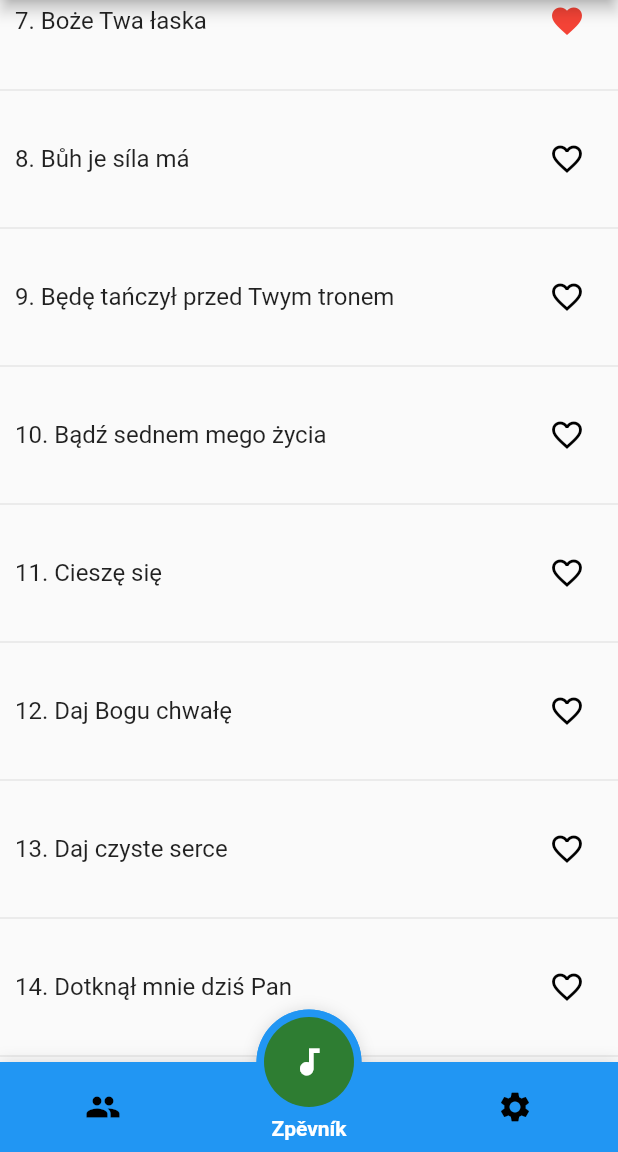
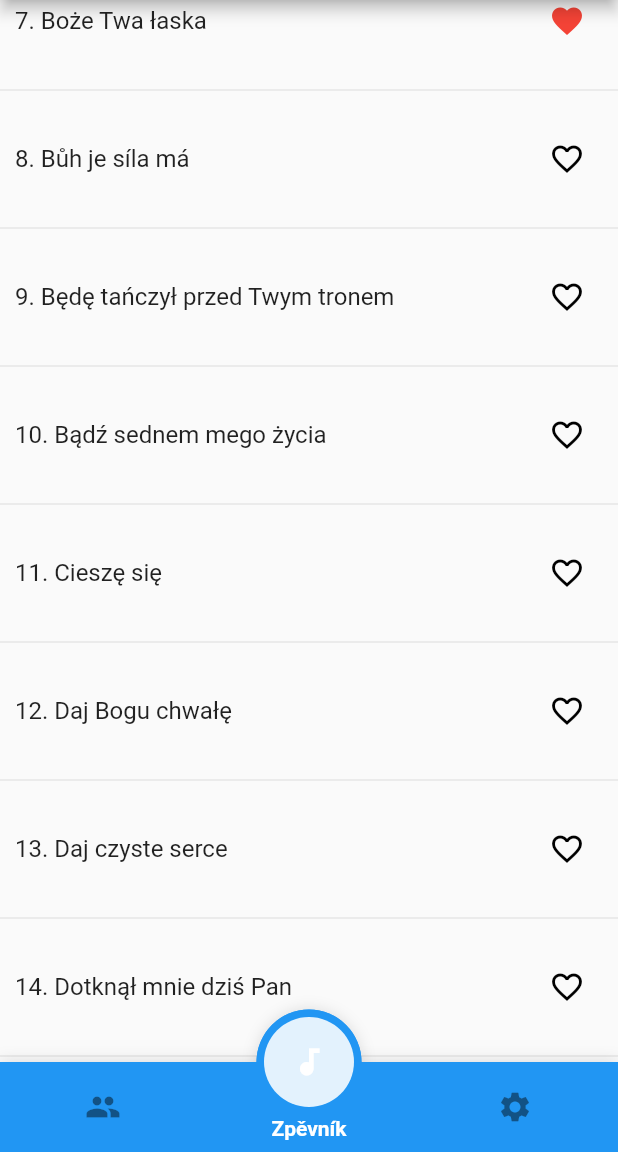
Before and after one commit to ChrisKru97/mladez_bystrice_flutter, a Flutter app: the screen it shows after launch, item 2 of the bottom bar chosen, scrolled down 576 dp, after a tap on the "favorite outline" icon, on a phone screen of 412 x 824 dp, the part 84-1236 px from its top. Run offline on Flutter 3.47's test engine with Material 2 defaults, Android fonts, the light colour scheme and no system bars; drawn by our look-alikes of fancy_bottom_navigation; our stand-ins replace dynamic_theme, flutter_linkify, flutter_spinkit, liquid_pull_to_refresh, shared_preferences; missing offline and left inert: draggable_scrollbar, flutter_fluid_slider, flutter_material_color_picker; network calls fail.

Commit message:
new update

```diff
--- a/lib/config.dart
+++ b/lib/config.dart
@@ -2,15 +2,14 @@ import 'dart:convert' show json;
 import 'dart:ui';
 
 class Config {
-  final Color primary;
-  final Color secondary;
-  final bool darkMode;
-  final int songFontSize;
-  final int textSize;
-  final bool showChords;
+  Color primary;
+  Color secondary;
+  int songFontSize;
+  int textSize;
+  bool showChords;
 
-  Config(this.primary, this.secondary, this.darkMode, this.songFontSize,
-      this.textSize, this.showChords);
+  Config(this.primary, this.secondary, this.songFontSize, this.textSize,
+      this.showChords);
 
   toJson() {
     return {
@@ -24,7 +23,6 @@ class Config {
         'red': secondary.red,
         'blue': secondary.blue
       },
-      'darkMode': darkMode,
       'songFontSize': songFontSize,
       'textSize': textSize,
       'showChords': showChords
--- a/lib/main.dart
+++ b/lib/main.dart
@@ -40,9 +40,31 @@ class MyHomePage extends StatefulWidget {
 class _MyHomePageState extends State<MyHomePage> {
   int _selectedIndex = 0;
   SharedPreferences _preferences;
-  Config _config = Config(Colors.blue, Colors.green[800], false, 28, 14, false);
+  Config _config = Config(Colors.blue, Colors.green[800], 28, 14, false);
 
-  _saveSettings(Config config) {
+  _saveSettings(String param, var newValue) {
+    Config config = _config;
+    switch (param) {
+      case 'primary':
+        config.primary = newValue;
+        break;
+      case 'secondary':
+        config.secondary = newValue;
+        break;
+      case 'songFontSize':
+        config.songFontSize = newValue;
+        break;
+      case 'textSize':
+        config.textSize = newValue;
+        break;
+      case 'showChords':
+        config.showChords = newValue;
+        break;
+      case 'config':
+        config = newValue;
+        break;
+    }
+    _preferences.setString('config', jsonEncode(config));
     this.setState(() {
       _config = config;
     });
@@ -54,23 +76,40 @@ class _MyHomePageState extends State<MyHomePage> {
       String configString = value.getString('config') ?? '';
       if (configString != '') {
         var data = jsonDecode(configString);
-        setState(() {
-          _config = Config(
+        Config config = Config(
             data['primary'] != null
                 ? Color.fromRGBO(data['primary']['red'],
                     data['primary']['green'], data['primary']['blue'], 1.0)
                 : Colors.blue,
             data['secondary'] != null
-                  ? Color.fromRGBO(
-                      data['secondary']['red'],
-                      data['secondary']['green'],
-                      data['secondary']['blue'],
-                      1.0)
+                ? Color.fromRGBO(data['secondary']['red'],
+                    data['secondary']['green'], data['secondary']['blue'], 1.0)
                 : Colors.green[800],
-              data['darkMode'] ?? false,
             data['songFontSize'] ?? 28,
             data['textSize'] ?? 14,
             data['showChords'] ?? false);
+        Map<int, Color> primary = {
+          50: config.primary.withOpacity(.1),
+          100: config.primary.withOpacity(.2),
+          200: config.primary.withOpacity(.3),
+          300: config.primary.withOpacity(.4),
+          400: config.primary.withOpacity(.5),
+          500: config.primary.withOpacity(.6),
+          600: config.primary.withOpacity(.7),
+          700: config.primary.withOpacity(.8),
+          800: config.primary.withOpacity(.9),
+          900: config.primary.withOpacity(1),
+        };
+        DynamicTheme.of(context).setThemeData(ThemeData(
+            primarySwatch: MaterialColor(config.primary.value, primary),
+            textTheme: TextTheme(
+                display3: TextStyle(
+                    fontSize: config.textSize.toDouble() + 6,
+                    fontWeight: FontWeight.bold),
+                display4: TextStyle(fontSize: config.textSize.toDouble())),
+            secondaryHeaderColor: config.secondary));
+        setState(() {
+          _config = config;
           _preferences = value;
         });
       } else {
@@ -84,28 +123,12 @@ class _MyHomePageState extends State<MyHomePage> {
 
   @override
   Widget build(BuildContext context) {
-    Map<int, Color> primary = {
-      50: _config.primary.withOpacity(.1),
-      100: _config.primary.withOpacity(.2),
-      200: _config.primary.withOpacity(.3),
-      300: _config.primary.withOpacity(.4),
-      400: _config.primary.withOpacity(.5),
-      500: _config.primary.withOpacity(.6),
-      600: _config.primary.withOpacity(.7),
-      700: _config.primary.withOpacity(.8),
-      800: _config.primary.withOpacity(.9),
-      900: _config.primary.withOpacity(1),
-    };
-    return DynamicTheme(
-      defaultBrightness: Brightness.light,
-      data: (brightness) => ThemeData(
-          primarySwatch: MaterialColor(_config.primary.value, primary),
-          brightness: brightness,
-          secondaryHeaderColor: _config.secondary),
-      themedWidgetBuilder: (BuildContext context, ThemeData theme) {
+    Color primary = DynamicTheme.of(context).data.primaryColor;
+    Color secondary = DynamicTheme.of(context).data.secondaryHeaderColor;
+    Brightness brightness = DynamicTheme.of(context).brightness;
     if (_preferences == null) {
       return Scaffold(
-            body: SpinKitWave(color: theme.secondaryHeaderColor),
+        body: SpinKitWave(color: secondary),
       );
     }
     Widget myWidget;
@@ -113,7 +136,6 @@ class _MyHomePageState extends State<MyHomePage> {
       case 0:
         myWidget = Social(
           preferences: _preferences,
-              config: _config,
         );
         break;
 //      case 1:
@@ -122,7 +144,8 @@ class _MyHomePageState extends State<MyHomePage> {
       case 1:
         myWidget = SongBook(
           preferences: _preferences,
-              config: _config,
+          songFontSize: _config.songFontSize.toDouble(),
+          showChords: _config.showChords,
           saveSettings: _saveSettings,
         );
         break;
@@ -149,14 +172,11 @@ class _MyHomePageState extends State<MyHomePage> {
               _selectedIndex = position;
             });
           },
-              barBackgroundColor: theme.primaryColor,
-              inactiveIconColor: theme.brightness == Brightness.light
-                  ? Colors.black
-                  : Colors.white,
-              circleColor: theme.secondaryHeaderColor,
+          barBackgroundColor: primary,
+          inactiveIconColor:
+              brightness == Brightness.light ? Colors.black45 : Colors.white,
+          circleColor: secondary,
           textColor: Colors.white,
         ));
-      },
-    );
   }
 }
--- a/lib/songs.dart
+++ b/lib/songs.dart
@@ -3,22 +3,29 @@ import 'package:flutter/material.dart';
 import 'package:flutter/services.dart' show rootBundle;
 import 'dart:convert' show json;
 import 'package:draggable_scrollbar/draggable_scrollbar.dart';
+import 'package:flutter/services.dart';
 import 'package:flutter_spinkit/flutter_spinkit.dart';
-import 'package:mladez_zpevnik/config.dart';
 import 'package:mladez_zpevnik/numberSelect.dart';
 import 'package:mladez_zpevnik/songDisplay.dart';
 import 'package:shared_preferences/shared_preferences.dart';
 
 class SongBook extends StatefulWidget {
-  SongBook({Key key, this.preferences, this.config, this.saveSettings})
+  SongBook(
+      {Key key,
+      this.preferences,
+      this.songFontSize,
+      this.showChords,
+      this.saveSettings})
       : super(key: key);
   final SharedPreferences preferences;
-  final Config config;
+  final double songFontSize;
+  final bool showChords;
   final saveSettings;
   @override
   _SongBookState createState() => _SongBookState(
       preferences: this.preferences,
-      config: this.config,
+      songFontSize: this.songFontSize,
+      showChords: this.showChords,
       saveSettings: this.saveSettings);
 }
 
@@ -54,10 +61,15 @@ class Song {
 
 class _SongBookState extends State<SongBook> {
   SharedPreferences preferences;
-  Config config;
+  double songFontSize;
+  bool showChords;
   var saveSettings;
 
-  _SongBookState({this.preferences, this.config, this.saveSettings});
+  _SongBookState(
+      {this.preferences,
+      this.songFontSize,
+      this.showChords,
+      this.saveSettings});
 
   @override
   void initState() {
@@ -84,7 +96,7 @@ class _SongBookState extends State<SongBook> {
 
   Future<List<Song>> _loadSongs() async {
     String data;
-    if (config.showChords ?? false)
+    if (showChords)
       data = await rootBundle.loadString('assets/zpevnik.json');
     else {
       data = await rootBundle.loadString('assets/noChords.json');
@@ -103,7 +115,8 @@ class _SongBookState extends State<SongBook> {
         return SongDisplay(
             song: song,
             preferences: preferences,
-            config: config,
+            songFontSize: songFontSize,
+            showChords: showChords,
             saveSettings: saveSettings);
       },
     ));
@@ -113,23 +126,28 @@ class _SongBookState extends State<SongBook> {
     showDialog(
         context: context,
         builder: (BuildContext context) {
+          Color primary = DynamicTheme.of(context).data.primaryColor;
+          Color secondary = DynamicTheme.of(context).data.secondaryHeaderColor;
+          Brightness brightness = DynamicTheme.of(context).brightness;
           return AlertDialog(
             shape: RoundedRectangleBorder(
                 borderRadius: BorderRadius.all(Radius.circular(5.0))),
             title: Text('Odebrat z oblíbených ' + song.name + '?'),
             actions: <Widget>[
               OutlineButton(
-                textColor: config.darkMode ? Colors.white : config.primary,
+                textColor:
+                    brightness == Brightness.dark ? Colors.white : primary,
                 highlightedBorderColor:
-                    config.darkMode ? Colors.white : config.primary,
+                    brightness == Brightness.dark ? Colors.white : primary,
                 child: Text('Zrušit'),
                 onPressed: () {
                   Navigator.of(context).pop();
                 },
               ),
               RaisedButton(
-                  highlightColor: config.secondary,
-                  color: config.darkMode ? Colors.black38 : config.primary,
+                  highlightColor: secondary,
+                  color:
+                      brightness == Brightness.dark ? Colors.black38 : primary,
                   child:
                       Text('Potvrdit', style: TextStyle(color: Colors.white)),
                   onPressed: () {
@@ -153,8 +171,12 @@ class _SongBookState extends State<SongBook> {
           return FutureBuilder(
               future: _loadSongs(),
               builder: (BuildContext context, AsyncSnapshot snapshot) {
+                Color primary = DynamicTheme.of(context).data.primaryColor;
+                Color secondary =
+                    DynamicTheme.of(context).data.secondaryHeaderColor;
+                Brightness brightness = DynamicTheme.of(context).brightness;
                 if (snapshot.data == null) {
-                  return SpinKitDoubleBounce(color: config.secondary);
+                  return SpinKitDoubleBounce(color: secondary);
                 }
                 List<int> saved = _saved.toList();
                 saved.sort((a, b) {
@@ -184,8 +206,9 @@ class _SongBookState extends State<SongBook> {
                 ).toList();
                 return Scaffold(
                   appBar: AppBar(
-                    backgroundColor:
-                        config.darkMode ? Colors.black12 : config.primary,
+                    backgroundColor: brightness == Brightness.dark
+                        ? Colors.black12
+                        : primary,
                     title: Text('Oblíbené'),
                   ),
                   body: ListView(children: divided),
@@ -196,23 +219,23 @@ class _SongBookState extends State<SongBook> {
     );
   }
 
-  _chooseNumber(parentContext) {
+  _chooseNumber() {
     showDialog(
-        context: parentContext,
+        context: context,
         builder: (BuildContext context) {
           return FutureBuilder(
               future: _loadSongs(),
               builder: (BuildContext context, AsyncSnapshot snapshot) {
                 if (snapshot.data == null) {
                   return SpinKitFadingCircle(
-                      color: DynamicTheme.of(parentContext)
-                          .data
-                          .secondaryHeaderColor);
+                      color:
+                          DynamicTheme.of(context).data.secondaryHeaderColor);
                 }
                 return NumberSelect(
                     songs: snapshot.data,
                     preferences: preferences,
-                    config: config,
+                    songFontSize: songFontSize,
+                    showChords: showChords,
                     saveSettings: saveSettings);
               });
         });
@@ -237,10 +260,9 @@ class _SongBookState extends State<SongBook> {
                     hintStyle: new TextStyle(color: Colors.white)))
             : Text('Písně'),
         leading: IconButton(
-            icon: Icon(Icons.keyboard),
-            onPressed: () {
-              _chooseNumber(context);
-            }),
+          icon: Icon(Icons.keyboard),
+          onPressed: _chooseNumber,
+        ),
         actions: (<Widget>[
           IconButton(
               icon: Icon(_searchOpen ? Icons.close : Icons.search),
--- a/pubspec.yaml
+++ b/pubspec.yaml
@@ -11,7 +11,7 @@ description: A new Flutter project.
 # In iOS, build-name is used as CFBundleShortVersionString while build-number used as CFBundleVersion.
 # Read more about iOS versioning at
 # https://developer.apple.com/library/archive/documentation/General/Reference/InfoPlistKeyReference/Articles/CoreFoundationKeys.html
-version: 1.2.0+1
+version: 1.3.0+1
 
 environment:
   sdk: ">=2.2.2 <3.0.0"
```
Also changed, not shown: lib/events.dart (+22 -17 lines), lib/numberSelect.dart (+24 -29 lines), lib/settings.dart (+19 -10 lines), lib/social.dart (+11 -18 lines), lib/songDisplay.dart (+21 -40 lines), lib/talk.dart (+17 -14 lines). Lines whose indentation alone changed are shown as unchanged.
